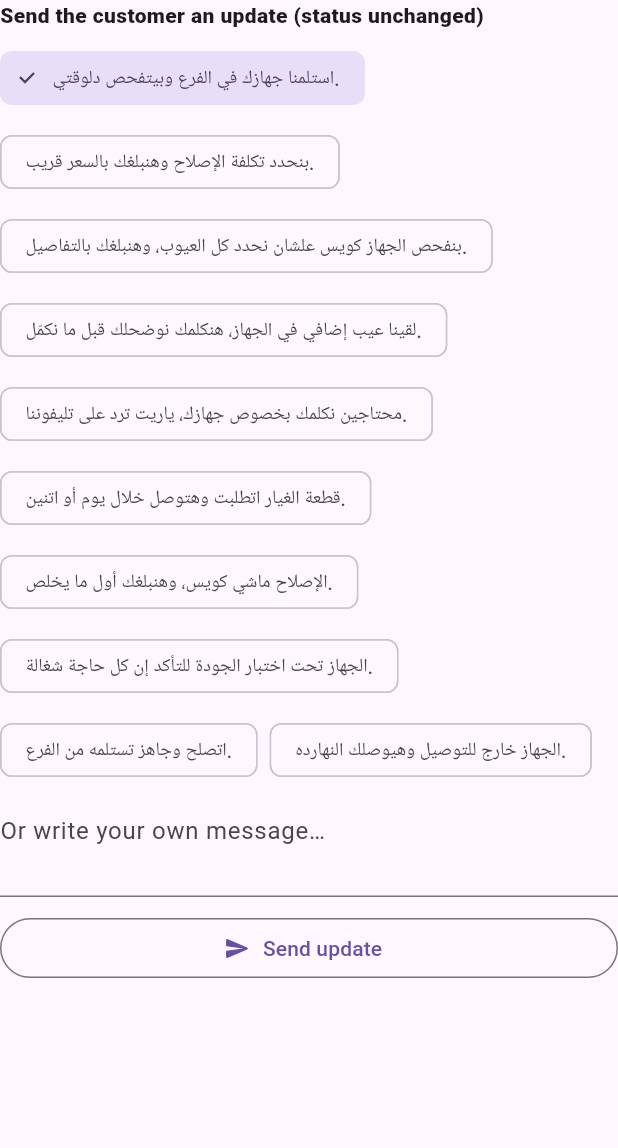
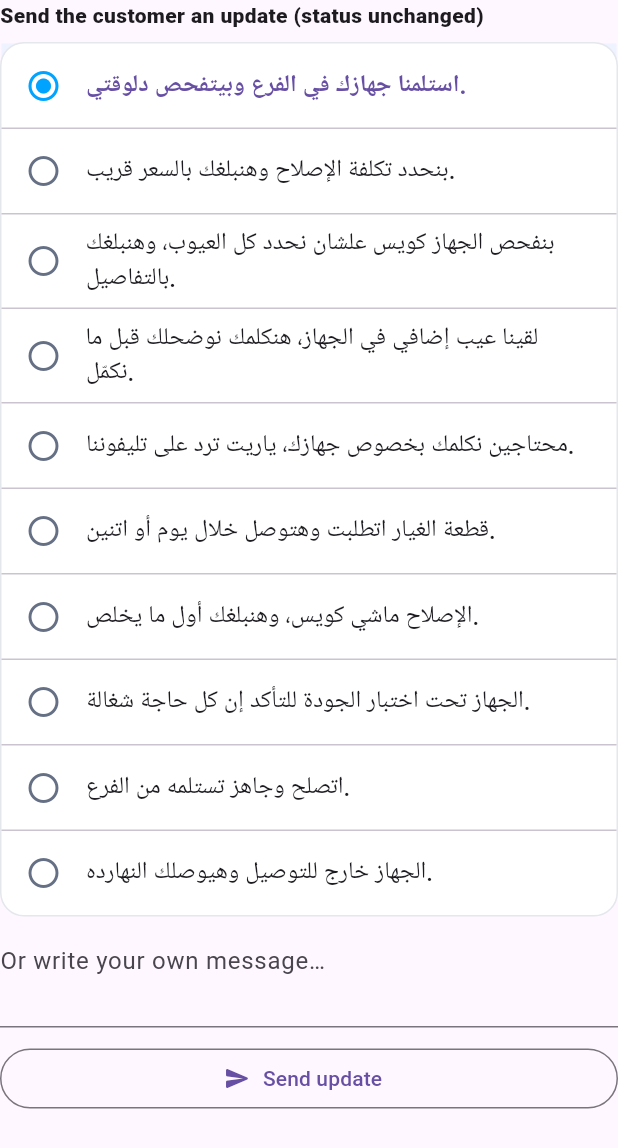
Before and after one commit to ahmedtepry/my_hato, a Flutter app: the _QuickUpdates widget shown alone on an empty page, opened directly with empty values, after a tap on "استلمنا جهازك في الفرع وبيتفحص دلوقتي.", on a phone screen of 412 x 824 dp. Shown: the top 1148 px of the screen. Run offline on Flutter 3.47's test engine with Material 3 defaults, Android fonts, the phone set to English and light mode, and no system bars; our stand-ins replace cached_network_image, flutter_riverpod, go_router, google_fonts, image_picker, intl_phone_field and 3 more; accounts and stored records are empty.

Commit message:
feat(app): ready-made customer updates shown as a full-width choice list
Co-Authored-By: Claude Opus 5.5 <noreply@anthropic.com>
Claude-Session: https://claude.ai/code/session_01GDwAcUb5mstjddiV1DPWqW

```diff
--- a/app/lib/features/admin/admin_screens.dart
+++ b/app/lib/features/admin/admin_screens.dart
@@ -976,17 +976,37 @@ class _QuickUpdatesState extends ConsumerState<_QuickUpdates> {
         Text(_t(context, 'ابعت تحديث للعميل (من غير ما تغيّر الحالة)', 'Send the customer an update (status unchanged)'),
             style: const TextStyle(fontWeight: FontWeight.w800)),
         const SizedBox(height: 8),
-        Wrap(spacing: 8, runSpacing: 8, children: [
-          for (final m in presets)
-            ChoiceChip(
-              label: Text(m, style: const TextStyle(fontSize: 12.5)),
-              selected: _selected == m,
-              onSelected: (v) => setState(() {
-                _selected = v ? m : null;
-                if (v) _custom.clear();
-              }),
-            ),
-        ]),
+        Container(
+          decoration: BoxDecoration(color: Colors.white, borderRadius: BorderRadius.circular(16), border: Border.all(color: BrandColors.border)),
+          clipBehavior: Clip.antiAlias,
+          child: Column(children: [
+            for (var i = 0; i < presets.length; i++) ...[
+              if (i > 0) const Divider(height: 1),
+              ListTile(
+                onTap: _busy
+                    ? null
+                    : () => setState(() {
+                          _selected = _selected == presets[i] ? null : presets[i];
+                          if (_selected != null) _custom.clear();
+                        }),
+                selected: _selected == presets[i],
+                selectedTileColor: BrandColors.electric.withValues(alpha: 0.06),
+                leading: AnimatedSwitcher(
+                  duration: const Duration(milliseconds: 180),
+                  child: Icon(
+                    _selected == presets[i] ? Icons.radio_button_checked : Icons.radio_button_unchecked,
+                    key: ValueKey(_selected == presets[i]),
+                    color: _selected == presets[i] ? BrandColors.electric : BrandColors.gray,
+                  ),
+                ),
+                title: Text(
+                  presets[i],
+                  style: TextStyle(fontWeight: _selected == presets[i] ? FontWeight.w700 : FontWeight.w500, height: 1.4),
+                ),
+              ),
+            ],
+          ]),
+        ),
         const SizedBox(height: 10),
         TextField(
           controller: _custom,
--- a/app/pubspec.yaml
+++ b/app/pubspec.yaml
@@ -1,7 +1,7 @@
 name: myhato
 description: My Hatō — phones, accessories & phone repair. YOUR PHONE. OUR PRIORITY.
 publish_to: "none"
-version: 1.0.0+15
+version: 1.0.0+16
 
 environment:
   sdk: ">=3.4.0 <4.0.0"
```
